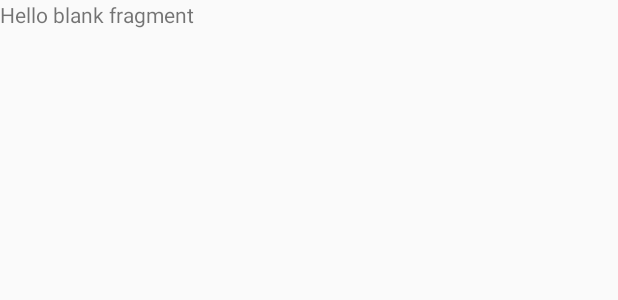
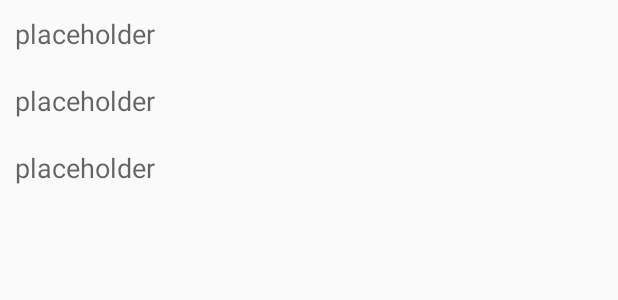
Before and after one commit to VyacheslavBorisovskiy/simplemvp, an Android app: the layout main_fragment.xml on its own in the app's theme, with its tools: preview values and no code run, on a phone screen of 412 x 824 dp. Shown: the top 300 px of the screen. Run offline under Robolectric (Android 15) with nearby library versions, the phone set to English and light mode, and no system bars.

Commit message:
Added fragment.

```diff
--- a/app/src/main/java/com/borisovskiy/simplemvp/contract/Contract.java
+++ b/app/src/main/java/com/borisovskiy/simplemvp/contract/Contract.java
@@ -17,8 +17,4 @@ public interface Contract {
 
         void onDetachUI();
     }
-
-    public interface IHost {
-
-    }
 }
--- a/app/src/main/res/layout/main_fragment.xml
+++ b/app/src/main/res/layout/main_fragment.xml
@@ -1,13 +1,17 @@
 <?xml version="1.0" encoding="utf-8"?>
-<FrameLayout xmlns:android="http://schemas.android.com/apk/res/android"
+<androidx.constraintlayout.widget.ConstraintLayout xmlns:android="http://schemas.android.com/apk/res/android"
+    xmlns:app="http://schemas.android.com/apk/res-auto"
     xmlns:tools="http://schemas.android.com/tools"
     android:layout_width="match_parent"
     android:layout_height="match_parent"
     tools:context=".ui.MainFragment">
 
-    <TextView
+    <androidx.recyclerview.widget.RecyclerView
+        android:id="@+id/list"
         android:layout_width="match_parent"
-        android:layout_height="match_parent"
-        android:text="@string/hello_blank_fragment" />
+        android:layout_height="0dp"
+        app:layout_constraintBottom_toBottomOf="parent"
+        app:layout_constraintTop_toTopOf="parent"
+        tools:listitem="@layout/recview_item" />
 
-</FrameLayout>
+</androidx.constraintlayout.widget.ConstraintLayout>
--- a/app/src/main/res/layout/recview_item.xml
+++ b/app/src/main/res/layout/recview_item.xml
@@ -2,15 +2,15 @@
 <LinearLayout xmlns:android="http://schemas.android.com/apk/res/android"
     xmlns:tools="http://schemas.android.com/tools"
     android:layout_width="match_parent"
-    android:layout_height="match_parent"
+    android:layout_height="wrap_content"
     android:orientation="vertical">
 
     <TextView
         android:id="@+id/recview_item_tv"
-        android:layout_width="match_parent"
+        android:layout_width="wrap_content"
         android:layout_height="0dp"
         android:layout_weight="1"
-        android:gravity="center"
+
         android:padding="10dp"
         android:textAppearance="@style/TextAppearance.AppCompat.Medium"
         tools:text="placeholder" />
```
Also changed, not shown: app/src/main/java/com/borisovskiy/simplemvp/ui/MainActivity.java (+1 -6 lines), app/src/main/res/layout/activity_main.xml (+0 -8 lines).
